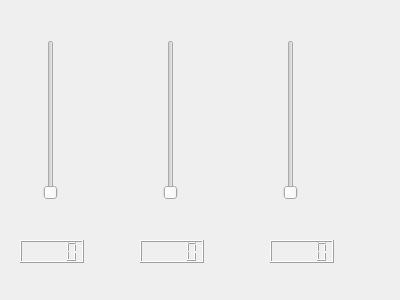
First picture: the form in controller.ui, repository adrianpffr/Heater1, before the edit.
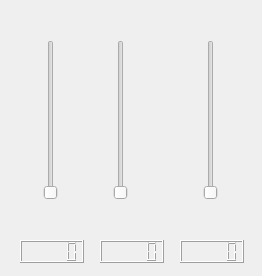
Second picture: the form after the edit.

```diff
--- a/controller.ui
+++ b/controller.ui
@@ -6,8 +6,8 @@
    <rect>
     <x>0</x>
     <y>0</y>
-    <width>400</width>
-    <height>300</height>
+    <width>262</width>
+    <height>276</height>
    </rect>
   </property>
   <property name="windowTitle">
@@ -22,18 +22,8 @@
      <height>160</height>
     </rect>
    </property>
-   <property name="orientation">
-    <enum>Qt::Vertical</enum>
-   </property>
-  </widget>
-  <widget class="QSlider" name="verticalSliderOffice">
-   <property name="geometry">
-    <rect>
-     <x>160</x>
-     <y>40</y>
-     <width>22</width>
-     <height>160</height>
-    </rect>
+   <property name="maximum">
+    <number>35</number>
    </property>
    <property name="orientation">
     <enum>Qt::Vertical</enum>
@@ -42,11 +32,30 @@
   <widget class="QSlider" name="verticalSliderLiving">
    <property name="geometry">
     <rect>
-     <x>280</x>
+     <x>110</x>
      <y>40</y>
      <width>22</width>
      <height>160</height>
     </rect>
+   </property>
+   <property name="maximum">
+    <number>35</number>
+   </property>
+   <property name="orientation">
+    <enum>Qt::Vertical</enum>
+   </property>
+  </widget>
+  <widget class="QSlider" name="verticalSliderOffice">
+   <property name="geometry">
+    <rect>
+     <x>200</x>
+     <y>40</y>
+     <width>22</width>
+     <height>160</height>
+    </rect>
+   </property>
+   <property name="maximum">
+    <number>35</number>
    </property>
    <property name="orientation">
     <enum>Qt::Vertical</enum>
@@ -65,7 +74,7 @@
   <widget class="QLCDNumber" name="lcdNumbeOffice">
    <property name="geometry">
     <rect>
-     <x>140</x>
+     <x>100</x>
      <y>240</y>
      <width>64</width>
      <height>23</height>
@@ -75,7 +84,7 @@
   <widget class="QLCDNumber" name="lcdNumberLiving">
    <property name="geometry">
     <rect>
-     <x>270</x>
+     <x>180</x>
      <y>240</y>
      <width>64</width>
      <height>23</height>
```
Left out of the diff: 4 changed lines with no effect on the pictures.
